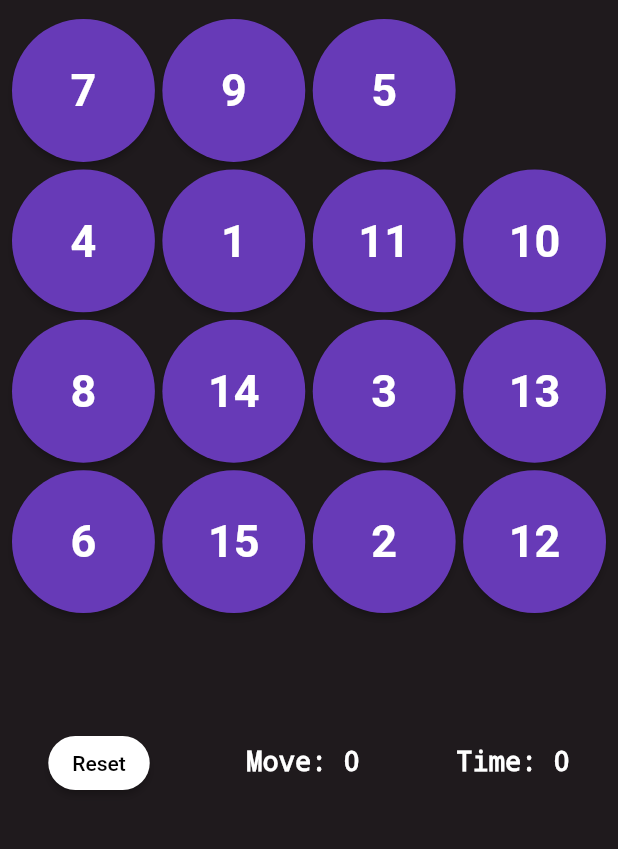
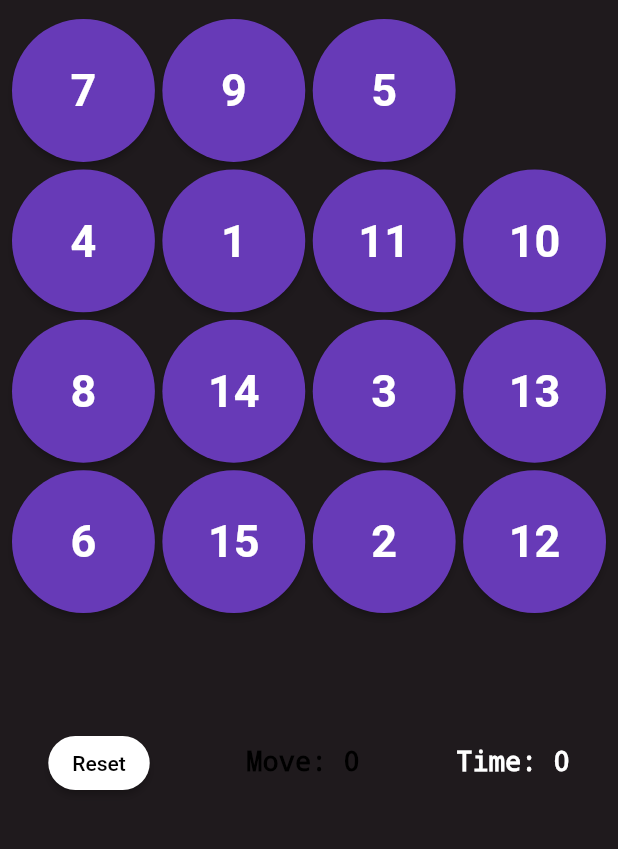
Before and after one commit to akashsivanandan99/supreme-giggle, a Flutter app: the screen it shows after launch, on a phone screen of 412 x 824 dp, the part 113-962 px from its top. Run offline on Flutter 3.47's test engine with Material 2 defaults, Android fonts, the phone set to English and light mode, and no system bars.

Commit message:
Changed the text colour for the move counter to black

```diff
--- a/lib/widgets/Move.dart
+++ b/lib/widgets/Move.dart
@@ -12,7 +12,7 @@ class Move extends StatelessWidget {
       child: Text(
         "Move: ${move}",
         style: TextStyle(
-            color: Colors.white, decoration: TextDecoration.none, fontSize: 18),
+            color: Colors.black, decoration: TextDecoration.none, fontSize: 18),
       ),
     );
   }
```
